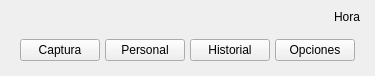
Qt form ventanaprincipal.ui (enchiladaSuiza/AsistenciaFototeca) before a commit.
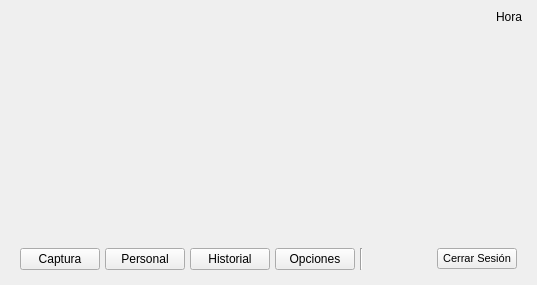
The same form after that commit.

Commit message: Sistema de usuarios

Patch:
```diff
--- a/ventanaprincipal.ui
+++ b/ventanaprincipal.ui
@@ -6,8 +6,8 @@
    <rect>
     <x>0</x>
     <y>0</y>
-    <width>375</width>
-    <height>76</height>
+    <width>537</width>
+    <height>285</height>
    </rect>
   </property>
   <property name="windowTitle">
@@ -156,6 +156,35 @@
          </property>
         </widget>
        </item>
+       <item>
+        <widget class="Line" name="vline">
+         <property name="orientation">
+          <enum>Qt::Vertical</enum>
+         </property>
+        </widget>
+       </item>
+       <item>
+        <widget class="QLabel" name="usuarioLabel">
+         <property name="text">
+          <string/>
+         </property>
+         <property name="alignment">
+          <set>Qt::AlignCenter</set>
+         </property>
+        </widget>
+       </item>
+       <item>
+        <widget class="QPushButton" name="logoutButton">
+         <property name="font">
+          <font>
+           <pointsize>8</pointsize>
+          </font>
+         </property>
+         <property name="text">
+          <string>Cerrar Sesión</string>
+         </property>
+        </widget>
+       </item>
       </layout>
      </widget>
     </item>
```
The commit also changes 14 other files.
